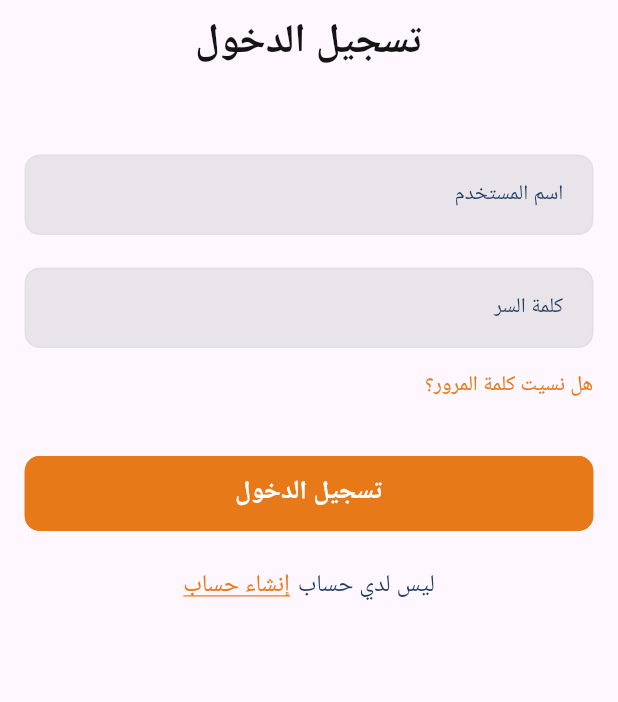
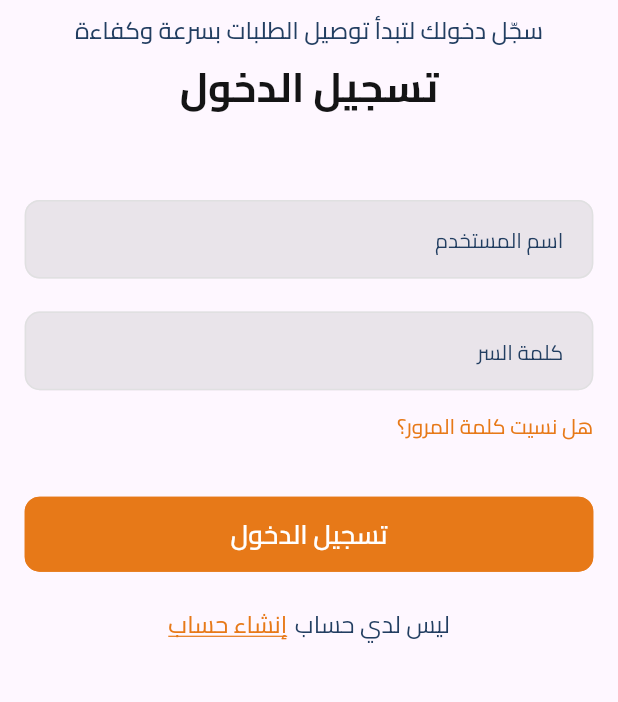
Before and after one commit to nassimFlutter/one-store-delivery, a Flutter app: the screen it shows after launch, on a phone screen of 412 x 824 dp, the part 309-1011 px from its top. Run offline on Flutter 3.47's test engine with Material 3 defaults, Android fonts, the phone set to English and light mode, and no system bars; drawn by our look-alikes of auto_size_text; our stand-ins replace bloc, dartz, dio, flutter_bloc, flutter_screenutil, flutter_svg and 3 more; project files that could hold a hidden picture were left out.

Commit message:
fix font family

```diff
--- a/lib/Auth/login/view/login_page_view.dart
+++ b/lib/Auth/login/view/login_page_view.dart
@@ -73,10 +73,24 @@ class LoginPageView extends StatelessWidget {
                   ),
                   const Center(
                     child: CustomText(
+                      text: "سجّل دخولك لتبدأ توصيل الطلبات بسرعة وكفاءة",
+                      fontSize: 16,
+                      fontWeight: FontWeight.w500,
+                      color: AppColor.colorText,
+                      fontFamily: "Cairo",
+                      textAlign: TextAlign.center,
+                    ),
+                  ),
+                  SizedBox(
+                    height: 10.h,
+                  ),
+                  const Center(
+                    child: CustomText(
                       text: "تسجيل الدخول",
                       fontSize: 27,
                       fontWeight: FontWeight.bold,
                       color: AppColor.black,
+                      fontFamily: "Cairo",
                     ),
                   ),
                   const SizedBox(
@@ -113,6 +127,7 @@ class LoginPageView extends StatelessWidget {
                         fontSize: 14,
                         fontWeight: FontWeight.w400,
                         color: AppColor.appColor,
+                        fontFamily: "Cairo",
                       ),
                     ),
                   ),
@@ -167,6 +182,7 @@ class LoginPageView extends StatelessWidget {
                         fontSize: 16,
                         fontWeight: FontWeight.w400,
                         color: AppColor.colorText,
+                        fontFamily: "Cairo",
                       ),
                       const SizedBox(
                         width: 5,
@@ -184,6 +200,7 @@ class LoginPageView extends StatelessWidget {
                           fontSize: 16,
                           fontWeight: FontWeight.w400,
                           color: AppColor.appColor,
+                          fontFamily: "Cairo",
                         ),
                       ),
                     ],
--- a/lib/core/text_style.dart
+++ b/lib/core/text_style.dart
@@ -3,7 +3,7 @@ import 'package:one_store_delivery/widgets/color.dart';
 
 abstract class AppStyles {
   static String getFontFamily(BuildContext context) {
-    return "";
+    return "Cairo";
   }
 
   static TextStyle getCustomTextStyle(
@@ -30,7 +30,6 @@ abstract class AppStyles {
         color: AppColor.grayA1,
         fontSize: 16,
         fontWeight: FontWeight.w600,
-
       ),
     );
   }
--- a/lib/home/view/order_history_page_view.dart
+++ b/lib/home/view/order_history_page_view.dart
@@ -6,10 +6,8 @@ import 'package:one_store_delivery/home/cubits/home_cubit/home_cubit.dart';
 import 'package:one_store_delivery/home/view/custom_error_widget.dart';
 import 'package:one_store_delivery/home/view/custom_loading.dart';
 import 'package:one_store_delivery/home/view/order_item_widget.dart';
-import 'package:one_store_delivery/widgets/color.dart';
-import 'package:one_store_delivery/widgets/custom_button.dart';
+
 import 'package:one_store_delivery/widgets/custom_emty_screen.dart';
-import 'package:one_store_delivery/widgets/custom_text.dart';
 
 class OrderHistory extends StatefulWidget {
   const OrderHistory({super.key});
--- a/lib/widgets/custom_text.dart
+++ b/lib/widgets/custom_text.dart
@@ -1,7 +1,6 @@
 import 'package:auto_size_text/auto_size_text.dart';
 import 'package:flutter/material.dart';
 import 'package:one_store_delivery/widgets/color.dart';
-
 
 class CustomText extends StatelessWidget {
   final String text;
```
Also changed, not shown: lib/home/view/custom_error_widget.dart (+10 -2 lines), pubspec.yaml (+10 -53 lines).
